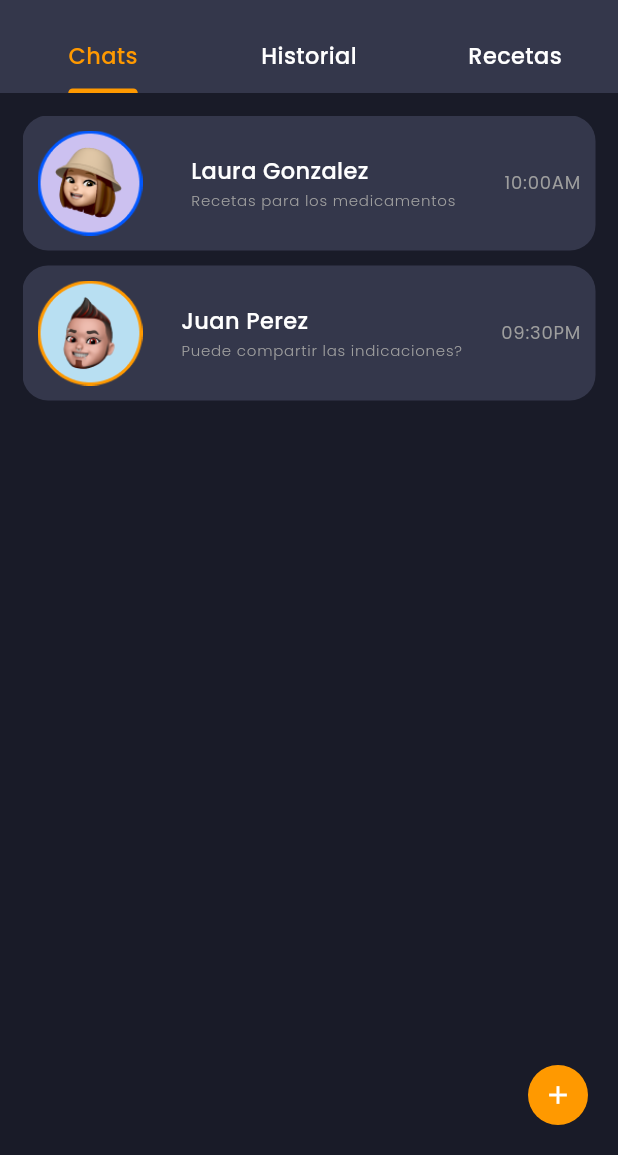
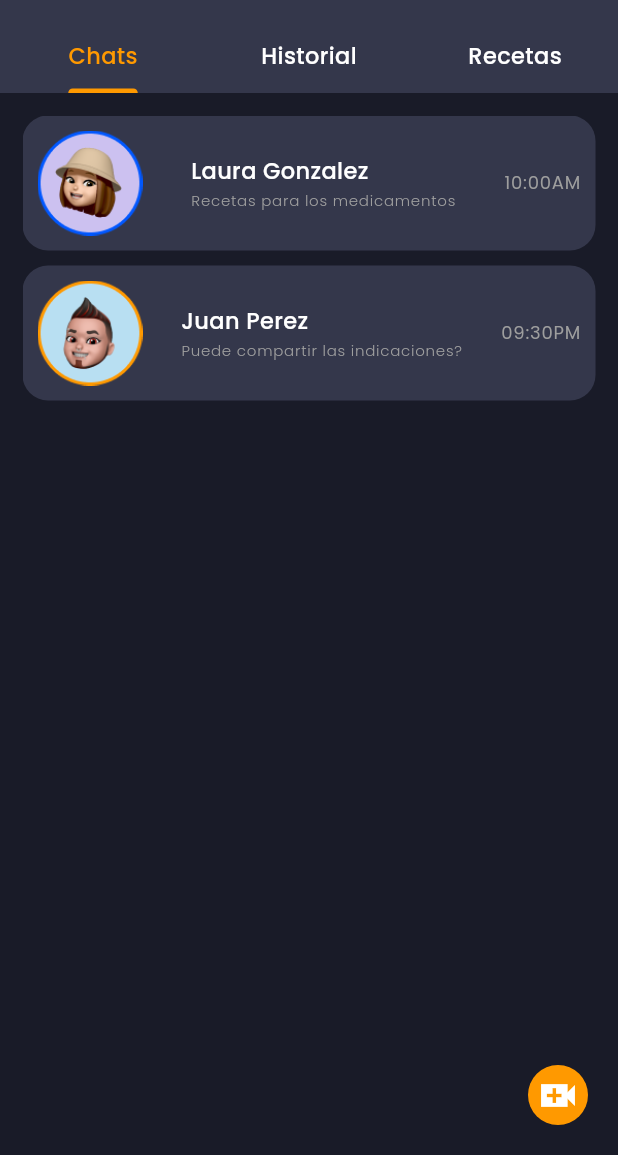
Before and after one commit to mariquenaallosa/chat-doctor, a Flutter app: the HomePage screen opened by its route, on a phone screen of 412 x 824 dp, the part 81-1236 px from its top. Run offline on Flutter 3.47's test engine with Material 3 defaults, Android fonts, the phone set to English and light mode, and no system bars; our stand-ins replace flutter_svg, get, slide_to_act.

Commit message:
feat: add call

```diff
--- a/lib/pages/homePage/home_page.dart
+++ b/lib/pages/homePage/home_page.dart
@@ -52,7 +52,7 @@ class _HomePageState extends State<HomePage> with TickerProviderStateMixin{
         backgroundColor: Theme.of(context).colorScheme.secondary,
         foregroundColor: Colors.white,
         onPressed: (){},
-        child: Icon(Icons.add, size: 20,)
+        child: Icon(Icons.video_call_sharp, size: 30,)
         ),
       body: Padding(
         padding: const EdgeInsets.all(15),
```
